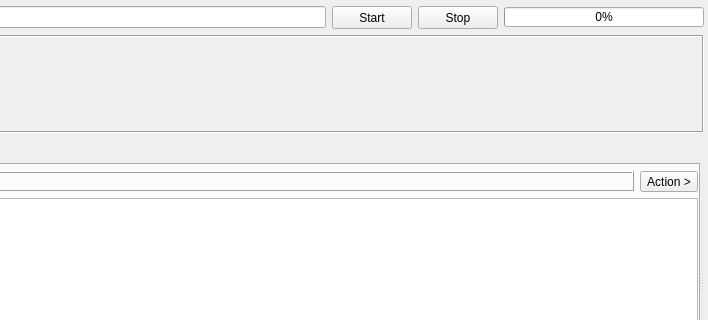
3nock/OTE, file sub3suite/src/engines/active/Active.ui: the form before one commit; both pictures show x 329 to 1037 and y 0 to 320 of the 1037 by 422 pixel window.
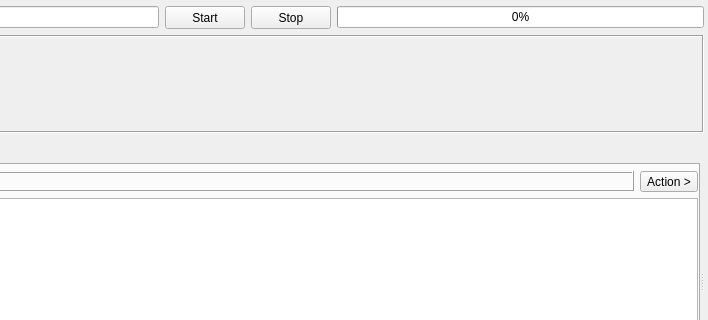
The form after the commit. Custom widgets are drawn as their Qt base class.

Diff of the .ui file:
```diff
--- a/sub3suite/src/engines/active/Active.ui
+++ b/sub3suite/src/engines/active/Active.ui
@@ -114,14 +114,14 @@
       <widget class="QProgressBar" name="progressBar">
        <property name="minimumSize">
         <size>
-         <width>200</width>
-         <height>20</height>
+         <width>0</width>
+         <height>0</height>
         </size>
        </property>
        <property name="maximumSize">
         <size>
-         <width>200</width>
-         <height>20</height>
+         <width>16777215</width>
+         <height>16777215</height>
         </size>
        </property>
        <property name="styleSheet">
```
